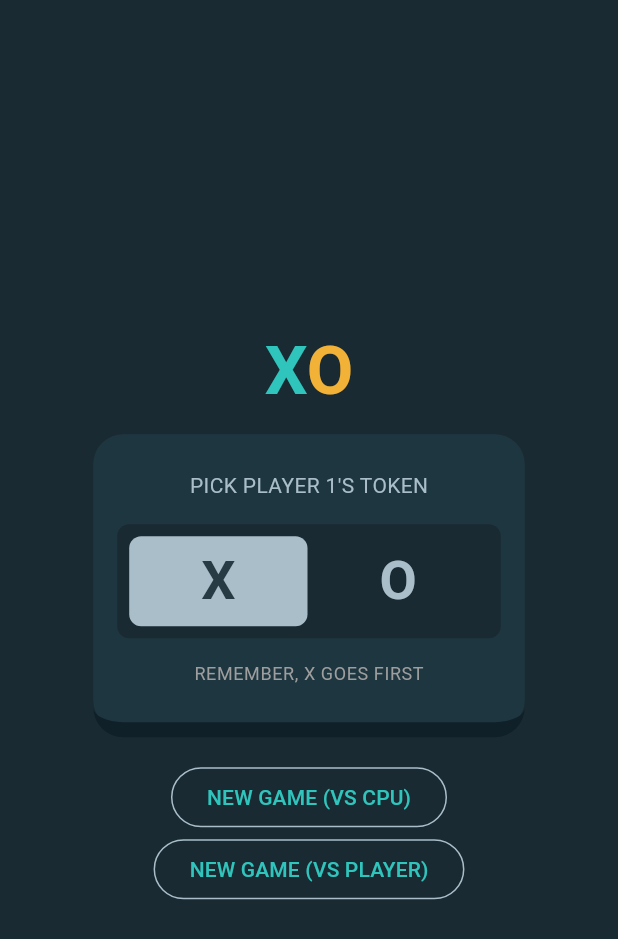
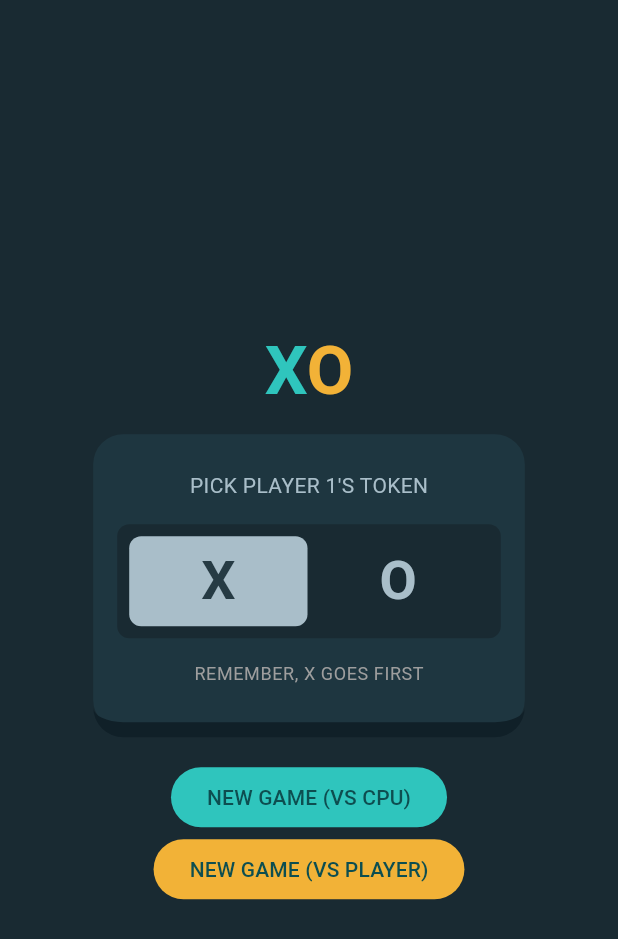
Before and after one commit to Mirror83/tic_tac_toe_flutter, a Flutter app: the screen it shows after launch, on a phone screen of 412 x 824 dp. Shown: the top 939 px of the screen. Run offline on Flutter 3.47's test engine with Material 3 defaults, Android fonts, the phone set to English and light mode, and no system bars.

Commit message:
Converted the outlined buttons to filled buttons

```diff
--- a/lib/mode_selection.dart
+++ b/lib/mode_selection.dart
@@ -75,15 +75,20 @@ class NewGameButtons extends StatelessWidget {
 
   @override
   Widget build(BuildContext context) {
+    final theme = Theme.of(context);
+
     return Column(
       children: [
-        OutlinedButton(
+        FilledButton(
           onPressed: () {
             startNewGame(context, GameMode.playerVsComputer);
           },
           child: const Text("NEW GAME (VS CPU)"),
         ),
-        OutlinedButton(
+        FilledButton(
+          style: FilledButton.styleFrom(
+            backgroundColor: theme.colorScheme.secondary,
+          ),
           onPressed: () {
             startNewGame(context, GameMode.playerVsPlayer);
           },
```
Also changed, not shown: lib/components/custom_modal.dart (+5 -2 lines).
